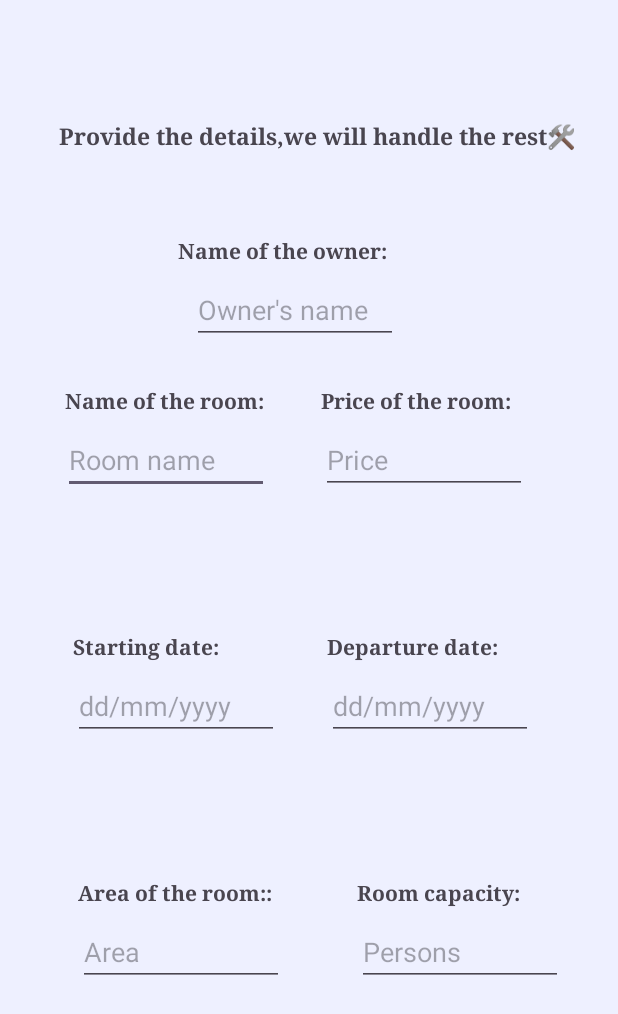
After one commit to DimitrisToumazatos/Room-Booking-Android-App, an Android app: the InsertRoomActivity screen opened directly, with no data from a screen before it, on a phone screen of 412 x 824 dp. The commit adds this screen. Shown: the top 1014 px of the screen. Run offline under Robolectric (Android 15) with nearby library versions, the phone set to English and light mode, and no system bars.

Commit message:
Created insert room page.

```diff
--- a/app/src/main/AndroidManifest.xml
+++ b/app/src/main/AndroidManifest.xml
@@ -12,6 +12,9 @@
         android:supportsRtl="true"
         android:theme="@style/Theme.RoomBookingAndroidApp"
         tools:targetApi="31">
+        <activity
+            android:name=".insertion.InsertRoomActivity"
+            android:exported="false"/>
         <activity
             android:name=".managerConnection.ManagerConnectionActivity"
             android:exported="false"/>
--- /dev/null
+++ b/app/src/main/java/com/DistributedSystems/room_booking_android_app/insertion/InsertRoomActivity.java
@@ -0,0 +1,17 @@
+package com.DistributedSystems.room_booking_android_app.insertion;
+
+import android.os.Bundle;
+
+import androidx.appcompat.app.AppCompatActivity;
+
+import com.DistributedSystems.room_booking_android_app.R;
+
+public class InsertRoomActivity extends AppCompatActivity implements InsertRoomView {
+
+    protected void onCreate(Bundle savedInstanceState) {
+        super.onCreate(savedInstanceState);
+        setContentView(R.layout.activity_insertion);
+
+        final InsertRoomPresenter presenter = new InsertRoomPresenter(this);
+    }
+}
--- /dev/null
+++ b/app/src/main/java/com/DistributedSystems/room_booking_android_app/insertion/InsertRoomPresenter.java
@@ -0,0 +1,12 @@
+package com.DistributedSystems.room_booking_android_app.insertion;
+
+
+public class InsertRoomPresenter {
+    private final InsertRoomView view;
+    public InsertRoomPresenter(InsertRoomView view) {
+        this.view = view;
+    }
+
+
+
+}
--- /dev/null
+++ b/app/src/main/java/com/DistributedSystems/room_booking_android_app/insertion/InsertRoomView.java
@@ -0,0 +1,5 @@
+package com.DistributedSystems.room_booking_android_app.insertion;
+
+public interface InsertRoomView {
+
+}
--- a/app/src/main/java/com/DistributedSystems/room_booking_android_app/managerConnection/ManagerConnectionActivity.java
+++ b/app/src/main/java/com/DistributedSystems/room_booking_android_app/managerConnection/ManagerConnectionActivity.java
@@ -1,11 +1,15 @@
 package com.DistributedSystems.room_booking_android_app.managerConnection;
 
+import android.content.Intent;
 import android.os.Bundle;
+import android.view.View;
 
 import androidx.appcompat.app.AppCompatActivity;
 
 import com.DistributedSystems.room_booking_android_app.R;
+import com.DistributedSystems.room_booking_android_app.homepage.HomepageActivity;
 import com.DistributedSystems.room_booking_android_app.homepage.HomepagePresenter;
+import com.DistributedSystems.room_booking_android_app.insertion.InsertRoomActivity;
 
 public class ManagerConnectionActivity extends AppCompatActivity implements ManagerConnectionView {
 
@@ -14,5 +18,16 @@ public class ManagerConnectionActivity extends AppCompatActivity implements Mana
         setContentView(R.layout.activity_manager);
 
         final ManagerConnectionPresenter presenter = new ManagerConnectionPresenter(this);
+
+        findViewById(R.id.insertion_button).setOnClickListener(new View.OnClickListener() {
+            public void onClick(View v) {
+                presenter.onInsertRoom();
+            }
+        });
+    }
+
+    public void insertRoom() {
+        Intent intent = new Intent(ManagerConnectionActivity.this, InsertRoomActivity.class);
+        startActivity(intent);
     }
 }
--- a/app/src/main/java/com/DistributedSystems/room_booking_android_app/managerConnection/ManagerConnectionPresenter.java
+++ b/app/src/main/java/com/DistributedSystems/room_booking_android_app/managerConnection/ManagerConnectionPresenter.java
@@ -11,4 +11,6 @@ public class ManagerConnectionPresenter {
         this.view = view;
     }
 
+    void onInsertRoom() {view.insertRoom();}
+
 }
--- a/app/src/main/java/com/DistributedSystems/room_booking_android_app/managerConnection/ManagerConnectionView.java
+++ b/app/src/main/java/com/DistributedSystems/room_booking_android_app/managerConnection/ManagerConnectionView.java
@@ -1,4 +1,5 @@
 package com.DistributedSystems.room_booking_android_app.managerConnection;
 
 public interface ManagerConnectionView {
+    void insertRoom();
 }
--- /dev/null
+++ b/app/src/main/res/layout/activity_insertion.xml
@@ -0,0 +1,194 @@
+<?xml version="1.0" encoding="utf-8"?>
+<androidx.constraintlayout.widget.ConstraintLayout xmlns:android="http://schemas.android.com/apk/res/android"
+    xmlns:app="http://schemas.android.com/apk/res-auto"
+    xmlns:tools="http://schemas.android.com/tools"
+    android:id="@+id/insertion"
+    android:layout_width="match_parent"
+    android:layout_height="match_parent"
+    android:background="@color/material_dynamic_secondary95">
+
+    <TextView
+        android:id="@+id/roomName"
+        android:layout_width="134dp"
+        android:layout_height="28dp"
+        android:layout_marginStart="16dp"
+        android:layout_marginTop="28dp"
+        android:fontFamily="serif"
+        android:text="Name of the room:"
+        android:textStyle="bold"
+        app:layout_constraintEnd_toStartOf="@+id/price"
+        app:layout_constraintHorizontal_bias="0.432"
+        app:layout_constraintStart_toStartOf="parent"
+        app:layout_constraintTop_toBottomOf="@+id/ownerNameText" />
+
+    <EditText
+        android:id="@+id/roomNameText"
+        android:layout_width="137dp"
+        android:layout_height="44dp"
+        android:ems="10"
+        android:inputType="text"
+        android:hint="Room name"
+        app:layout_constraintEnd_toEndOf="@+id/roomName"
+        app:layout_constraintStart_toStartOf="@+id/roomName"
+        app:layout_constraintTop_toBottomOf="@+id/roomName" />
+
+    <TextView
+        android:id="@+id/price"
+        android:layout_width="134dp"
+        android:layout_height="28dp"
+        android:layout_marginTop="28dp"
+        android:layout_marginEnd="64dp"
+        android:fontFamily="serif"
+        android:text="Price of the room:"
+        android:textStyle="bold"
+        app:layout_constraintEnd_toEndOf="parent"
+        app:layout_constraintTop_toBottomOf="@+id/ownerNameText" />
+
+    <EditText
+        android:id="@+id/priceText"
+        android:layout_width="137dp"
+        android:layout_height="44dp"
+        android:ems="10"
+        android:inputType="text"
+        android:hint="Price"
+        app:layout_constraintEnd_toEndOf="@+id/price"
+        app:layout_constraintHorizontal_bias="0.0"
+        app:layout_constraintStart_toStartOf="@+id/price"
+        app:layout_constraintTop_toBottomOf="@+id/price" />
+
+    <TextView
+        android:id="@+id/startingDate"
+        android:layout_width="134dp"
+        android:layout_height="28dp"
+        android:layout_marginTop="92dp"
+        android:fontFamily="serif"
+        android:text="Starting date:"
+        android:textStyle="bold"
+        app:layout_constraintEnd_toStartOf="@+id/departureDate"
+        app:layout_constraintHorizontal_bias="0.578"
+        app:layout_constraintStart_toStartOf="parent"
+        app:layout_constraintTop_toBottomOf="@+id/roomNameText" />
+
+    <EditText
+        android:id="@+id/startingDateText"
+        android:layout_width="137dp"
+        android:layout_height="44dp"
+        android:ems="10"
+        android:inputType="text"
+        android:hint="dd/mm/yyyy"
+        app:layout_constraintEnd_toEndOf="@+id/startingDate"
+        app:layout_constraintHorizontal_bias="0.0"
+        app:layout_constraintStart_toStartOf="@+id/startingDate"
+        app:layout_constraintTop_toBottomOf="@+id/startingDate" />
+
+    <TextView
+        android:id="@+id/departureDate"
+        android:layout_width="134dp"
+        android:layout_height="28dp"
+        android:layout_marginTop="92dp"
+        android:layout_marginEnd="60dp"
+        android:fontFamily="serif"
+        android:text="Departure date:"
+        android:textStyle="bold"
+        app:layout_constraintEnd_toEndOf="parent"
+        app:layout_constraintTop_toBottomOf="@+id/priceText" />
+
+    <EditText
+        android:id="@+id/departureDateText"
+        android:layout_width="137dp"
+        android:layout_height="44dp"
+        android:ems="10"
+        android:inputType="text"
+        android:hint="dd/mm/yyyy"
+        app:layout_constraintEnd_toEndOf="@+id/departureDate"
+        app:layout_constraintHorizontal_bias="0.0"
+        app:layout_constraintStart_toStartOf="@+id/departureDate"
+        app:layout_constraintTop_toBottomOf="@+id/departureDate" />
+
+    <TextView
+        android:id="@+id/area"
+        android:layout_width="134dp"
+        android:layout_height="28dp"
+        android:layout_marginTop="92dp"
+        android:fontFamily="serif"
+        android:text="Area of the room::"
+        android:textStyle="bold"
+        app:layout_constraintEnd_toStartOf="@+id/persons"
+        app:layout_constraintStart_toStartOf="parent"
+        app:layout_constraintTop_toBottomOf="@+id/startingDateText" />
+
+    <EditText
+        android:id="@+id/areaText"
+        android:layout_width="137dp"
+        android:layout_height="44dp"
+        android:ems="10"
+        android:inputType="text"
+        android:hint="Area"
+        app:layout_constraintEnd_toEndOf="@+id/area"
+        app:layout_constraintHorizontal_bias="0.0"
+        app:layout_constraintStart_toStartOf="@+id/area"
+        app:layout_constraintTop_toBottomOf="@+id/area" />
+
+    <TextView
+        android:id="@+id/persons"
+        android:layout_width="134dp"
+        android:layout_height="28dp"
+        android:layout_marginTop="92dp"
+        android:layout_marginEnd="40dp"
+        android:fontFamily="serif"
+        android:text="Room capacity:"
+        android:textStyle="bold"
+        app:layout_constraintEnd_toEndOf="parent"
+        app:layout_constraintTop_toBottomOf="@+id/departureDateText" />
+
+    <EditText
+        android:id="@+id/personsText"
+        android:layout_width="137dp"
+        android:layout_height="44dp"
+        android:ems="10"
+        android:inputType="text"
+        android:hint="Persons"
+        app:layout_constraintEnd_toEndOf="@+id/persons"
+        app:layout_constraintHorizontal_bias="0.0"
+        app:layout_constraintStart_toStartOf="@+id/persons"
+        app:layout_constraintTop_toBottomOf="@+id/persons" />
+
+    <TextView
+        android:id="@+id/ownerName"
+        android:layout_width="155dp"
+        android:layout_height="28dp"
+        android:layout_marginTop="44dp"
+        android:fontFamily="serif"
+        android:text="Name of the owner:"
+        android:textStyle="bold"
+        app:layout_constraintEnd_toEndOf="@+id/insertionText"
+        app:layout_constraintHorizontal_bias="0.464"
+        app:layout_constraintStart_toStartOf="@+id/insertionText"
+        app:layout_constraintTop_toBottomOf="@+id/insertionText" />
+
+    <EditText
+        android:id="@+id/ownerNameText"
+        android:layout_width="137dp"
+        android:layout_height="44dp"
+        android:ems="10"
+        android:inputType="text"
+        android:hint="Owner's name"
+        app:layout_constraintEnd_toEndOf="@+id/ownerName"
+        app:layout_constraintStart_toStartOf="@+id/ownerName"
+        app:layout_constraintTop_toBottomOf="@+id/ownerName" />
+
+    <TextView
+        android:id="@+id/insertionText"
+        android:layout_width="387dp"
+        android:layout_height="33dp"
+        android:layout_marginTop="80dp"
+        android:fontFamily="serif"
+        android:text="       Provide the details,we will handle the rest🛠️ "
+        android:textSize="15sp"
+        android:textStyle="bold"
+        app:layout_constraintEnd_toEndOf="parent"
+        app:layout_constraintHorizontal_bias="0.466"
+        app:layout_constraintStart_toStartOf="parent"
+        app:layout_constraintTop_toTopOf="parent" />
+
+</androidx.constraintlayout.widget.ConstraintLayout>
--- a/app/src/main/res/layout/activity_manager.xml
+++ b/app/src/main/res/layout/activity_manager.xml
@@ -32,7 +32,7 @@
         tools:ignore="MissingConstraints" />
 
     <Button
-        android:id="@+id/insertion"
+        android:id="@+id/insertion_button"
         android:layout_width="201dp"
         android:layout_height="70dp"
         android:layout_marginTop="48dp"
@@ -48,11 +48,11 @@
         android:layout_width="201dp"
         android:layout_height="70dp"
         android:layout_marginTop="48dp"
-        android:text="Give available dates for you apartments"
-        app:layout_constraintEnd_toEndOf="@+id/insertion"
+        android:text="Give available dates for your apartments"
+        app:layout_constraintEnd_toEndOf="@+id/insertion_button"
         app:layout_constraintHorizontal_bias="0.0"
-        app:layout_constraintStart_toStartOf="@+id/insertion"
-        app:layout_constraintTop_toBottomOf="@+id/insertion"
+        app:layout_constraintStart_toStartOf="@+id/insertion_button"
+        app:layout_constraintTop_toBottomOf="@+id/insertion_button"
         tools:ignore="MissingConstraints" />
 
     <Button
```
